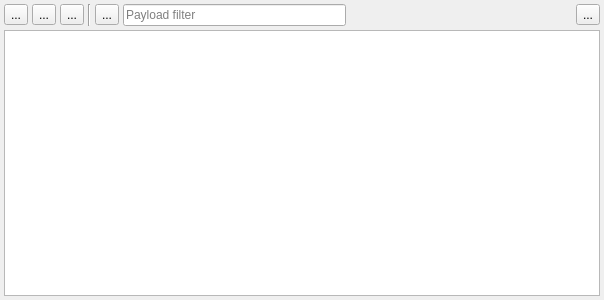
Old version of the form src/x/coap/coapmsgview.ui in the repository x-tools-author/x-tools.
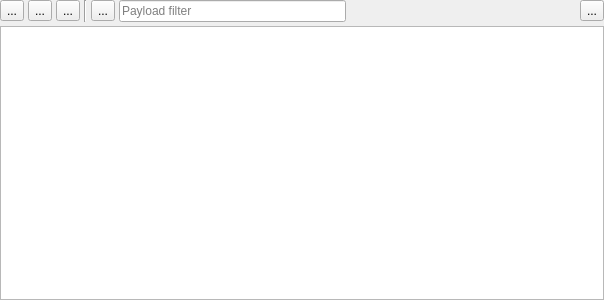
New version of the form.

What changed in the file:
```diff
--- a/src/x/coap/coapmsgview.ui
+++ b/src/x/coap/coapmsgview.ui
@@ -15,16 +15,16 @@
   </property>
   <layout class="QGridLayout" name="gridLayout">
    <property name="leftMargin">
-    <number>4</number>
+    <number>0</number>
    </property>
    <property name="topMargin">
-    <number>4</number>
+    <number>0</number>
    </property>
    <property name="rightMargin">
-    <number>4</number>
+    <number>0</number>
    </property>
    <property name="bottomMargin">
-    <number>4</number>
+    <number>0</number>
    </property>
    <property name="spacing">
     <number>4</number>
```
